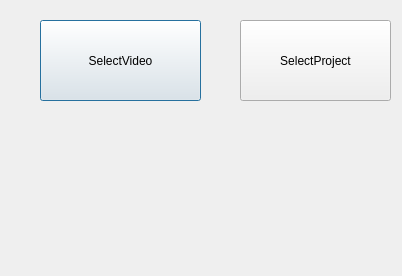
Above: QtStartSelector.ui from limacv/ReplateWidget before the change. Below: the same form after it.
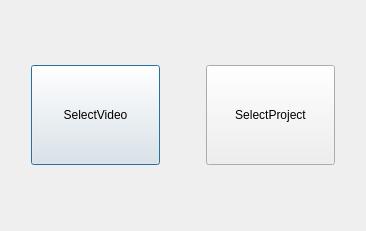
That is the form after the change.

Commit message: Version 1.1 - Refine the ui. Pedro didn't like it. Need to add the old ui to Step3

```diff
--- a/QtStartSelector.ui
+++ b/QtStartSelector.ui
@@ -6,39 +6,96 @@
    <rect>
     <x>0</x>
     <y>0</y>
-    <width>402</width>
-    <height>276</height>
+    <width>366</width>
+    <height>231</height>
    </rect>
   </property>
   <property name="windowTitle">
    <string>QtStartSelector</string>
   </property>
+  <layout class="QGridLayout" name="gridLayout_2">
+   <item row="0" column="0">
+    <layout class="QGridLayout" name="gridLayout" rowstretch="0" columnstretch="0,0,0,0,0">
+     <item row="0" column="1">
   <widget class="QPushButton" name="pushButtonLoadVideo">
-   <property name="geometry">
-    <rect>
-     <x>40</x>
-     <y>20</y>
-     <width>161</width>
-     <height>81</height>
-    </rect>
+       <property name="sizePolicy">
+        <sizepolicy hsizetype="Minimum" vsizetype="Fixed">
+         <horstretch>2</horstretch>
+         <verstretch>0</verstretch>
+        </sizepolicy>
+       </property>
+       <property name="minimumSize">
+        <size>
+         <width>0</width>
+         <height>100</height>
+        </size>
    </property>
    <property name="text">
     <string>SelectVideo</string>
    </property>
   </widget>
+     </item>
+     <item row="0" column="2">
+      <spacer name="horizontalSpacer">
+       <property name="orientation">
+        <enum>Qt::Horizontal</enum>
+       </property>
+       <property name="sizeHint" stdset="0">
+        <size>
+         <width>40</width>
+         <height>20</height>
+        </size>
+       </property>
+      </spacer>
+     </item>
+     <item row="0" column="3">
   <widget class="QPushButton" name="pushButtonLoadProject">
-   <property name="geometry">
-    <rect>
-     <x>240</x>
-     <y>20</y>
-     <width>151</width>
-     <height>81</height>
-    </rect>
+       <property name="sizePolicy">
+        <sizepolicy hsizetype="Minimum" vsizetype="Preferred">
+         <horstretch>2</horstretch>
+         <verstretch>0</verstretch>
+        </sizepolicy>
+       </property>
+       <property name="minimumSize">
+        <size>
+         <width>0</width>
+         <height>100</height>
+        </size>
    </property>
    <property name="text">
     <string>SelectProject</string>
    </property>
   </widget>
+     </item>
+     <item row="0" column="0">
+      <spacer name="horizontalSpacer_2">
+       <property name="orientation">
+        <enum>Qt::Horizontal</enum>
+       </property>
+       <property name="sizeHint" stdset="0">
+        <size>
+         <width>20</width>
+         <height>20</height>
+        </size>
+       </property>
+      </spacer>
+     </item>
+     <item row="0" column="4">
+      <spacer name="horizontalSpacer_3">
+       <property name="orientation">
+        <enum>Qt::Horizontal</enum>
+       </property>
+       <property name="sizeHint" stdset="0">
+        <size>
+         <width>20</width>
+         <height>20</height>
+        </size>
+       </property>
+      </spacer>
+     </item>
+    </layout>
+   </item>
+  </layout>
  </widget>
  <layoutdefault spacing="6" margin="11"/>
  <resources/>
```
Lines whose indentation alone changed are shown as unchanged. The commit also changes 6 other files.
